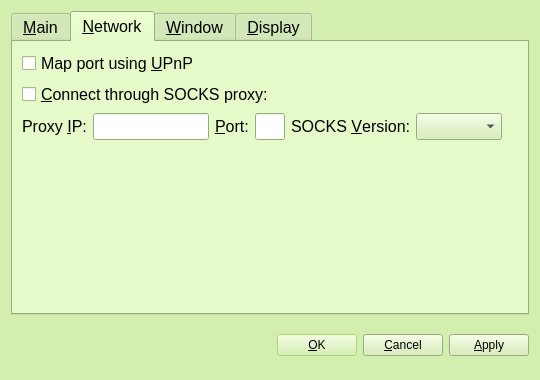
First picture: the form in src/qt/forms/optionsdialog.ui, repository nokat/bitbean, before the edit.
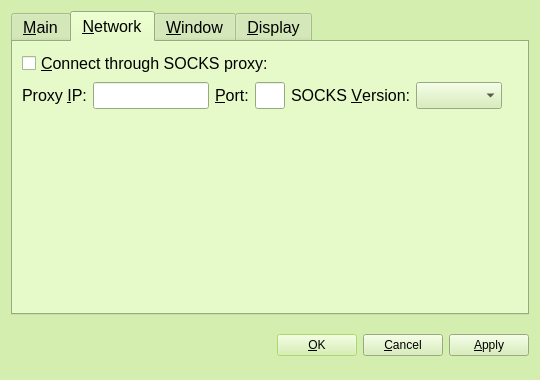
Second picture: the form after the edit. The open tabs and pages were chosen to show the change. Icons and pictures are not drawn. Custom widgets are drawn as their Qt base class.

Commit message: Security Hardening for Linux & UPNP Removal and Cleanup

```diff
--- a/src/qt/forms/optionsdialog.ui
+++ b/src/qt/forms/optionsdialog.ui
@@ -375,16 +375,6 @@
        <string>&amp;Network</string>
       </attribute>
       <layout class="QVBoxLayout" name="verticalLayout_Network">
-       <item>
-        <widget class="QCheckBox" name="mapPortUpnp">
-         <property name="toolTip">
-          <string>Automatically open the BitBean client port on the router. This only works when your router supports UPnP and it is enabled.</string>
-         </property>
-         <property name="text">
-          <string>Map port using &amp;UPnP</string>
-         </property>
-        </widget>
-       </item>
        <item>
         <widget class="QCheckBox" name="connectSocks">
          <property name="toolTip">
```
Left out of the diff: 2 changed lines with no effect on the pictures. The commit also changes 105 other files.
